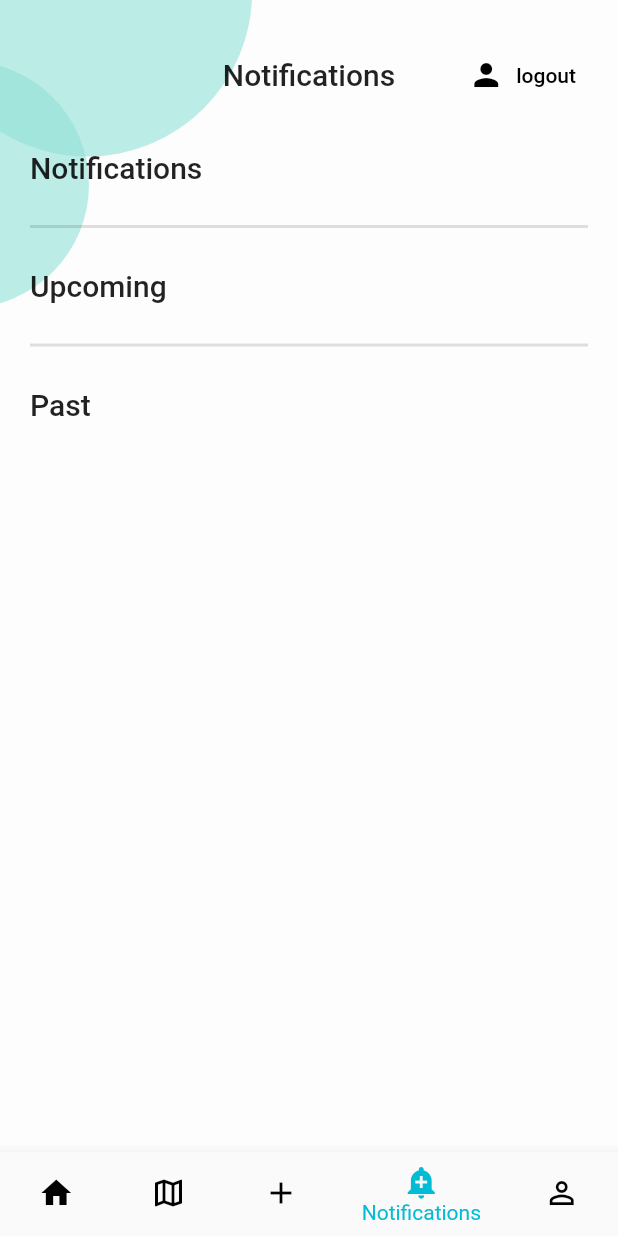
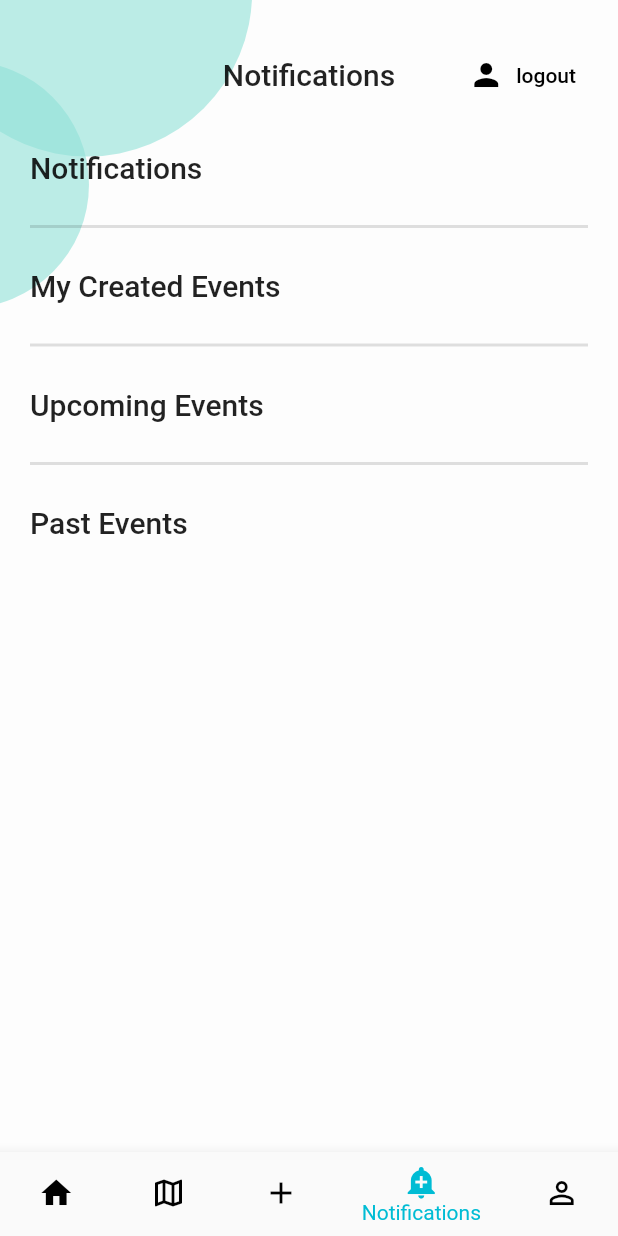
Before and after one commit to Superbestron/Orbital_2021_FriendZone, a Flutter app: the screen it shows once a user with an empty profile is signed in, swiped to page 4, on a phone screen of 412 x 824 dp. Run offline on Flutter 3.47's test engine with Material 2 defaults, Android fonts, the phone set to English and light mode, and no system bars; our stand-ins replace cloud_firestore, firebase_auth, firebase_core, firebase_storage, flutter_spinkit, flutter_svg and 5 more; accounts and stored records are empty; project files that could hold a hidden picture were left out.

Commit message:
App Update (#20)
* Fix Bugs

* Fix Bug that broke test case

```diff
--- a/lib/screens/create_event/create_event.dart
+++ b/lib/screens/create_event/create_event.dart
@@ -157,6 +157,9 @@ class _CreateEventState extends State<CreateEvent> {
                 padding: const EdgeInsets.all(8.0),
                 child: TextFormField(
                   decoration: textInputDecoration.copyWith(hintText: 'Telegram chat URL'),
+                  validator: (val) => val!.isNotEmpty && !val.startsWith('t.me/joinchat/')
+                    ? 'Link should start with t.me/joinchat/ or be blank'
+                    : null,
                   onChanged: (val) => setState(() { _telegramURL = val; }),
                 ),
               ),
@@ -248,6 +251,7 @@ class _CreateEventState extends State<CreateEvent> {
                         _name, _dateTime,
                         _pax, _description, _icon,
                       );
+                      _formKey.currentState!.reset();
                       ScaffoldMessenger.of(context).showSnackBar(
                         SnackBar(
                           backgroundColor: BACKGROUND_COLOR,
--- a/lib/screens/home/home.dart
+++ b/lib/screens/home/home.dart
@@ -57,7 +57,7 @@ class _HomeState extends State<Home> {
 
     return StreamProvider<List<Event>?>.value(
         initialData: null,
-        value: DatabaseService(uid: '').events,
+        value: DatabaseService.events,
         child: Stack(
             fit: StackFit.expand,
             children: <Widget> [
@@ -116,7 +116,7 @@ class _HomeState extends State<Home> {
                     ),
                     BottomNavigationBarItem(
                       icon: Icon(Icons.perm_identity),
-                      label: 'My Profile',
+                      label: 'Profile',
                     ),
                   ],
                 ),
--- a/lib/screens/notifications/notifications_page.dart
+++ b/lib/screens/notifications/notifications_page.dart
@@ -44,6 +44,10 @@ class _NotificationsWidgetState extends State<NotificationsWidget> {
 
     Iterable<Event> events = (Provider.of<List<Event>?>(context) ?? [])
         .where((event) => event.attendees.contains(user.uid));
+
+    List<Event> createdEvents = events
+        .where((event) => event.attendees[0] == user.uid)
+        .toList();
 
     List<Event> upcomingEvents = events
         .where((event) => event.dateTime.isAfter(DateTime.now()))
@@ -120,6 +124,39 @@ class _NotificationsWidgetState extends State<NotificationsWidget> {
             ),
           ),
 
+          // My Created Events
+          Align(
+            alignment: Alignment.centerLeft,
+            child: Padding(
+              padding: const EdgeInsets.only(left: 20.0),
+              child: RichText(
+                text: TextSpan(
+                  children: <TextSpan>[
+                    TextSpan(
+                      text: 'My Created Events',
+                      style: Theme.of(context).textTheme.headline6),
+                  ],
+                ),
+              ),
+            ),
+          ),
+          ListView.builder(
+            physics: NeverScrollableScrollPhysics(),
+            shrinkWrap: true,
+            itemCount: createdEvents.length,
+            itemBuilder: (context, index) {
+              return EventTile(event: createdEvents[index], isNotiPage: true);
+            },
+          ),
+          Padding(
+            padding: const EdgeInsets.symmetric(vertical: 20.0),
+            child: Divider(
+              thickness: 2.0,
+              indent: 20.0,
+              endIndent: 20.0,
+            ),
+          ),
+
           // Upcoming Events
           Align(
             alignment: Alignment.centerLeft,
@@ -129,7 +166,7 @@ class _NotificationsWidgetState extends State<NotificationsWidget> {
                 text: TextSpan(
                   children: <TextSpan>[
                     TextSpan(
-                        text: 'Upcoming',
+                        text: 'Upcoming Events',
                         style: Theme.of(context).textTheme.headline6),
                   ],
                 ),
@@ -162,7 +199,7 @@ class _NotificationsWidgetState extends State<NotificationsWidget> {
                 text: TextSpan(
                   children: <TextSpan>[
                     TextSpan(
-                        text: 'Past',
+                        text: 'Past Events',
                         style: Theme.of(context).textTheme.headline6),
                   ],
                 ),
--- a/lib/screens/profile/profile_widget.dart
+++ b/lib/screens/profile/profile_widget.dart
@@ -57,7 +57,7 @@ class ProfileWidget extends StatelessWidget {
         color: Colors.white,
         size: 20,
       ),
-    ),
+    )
   );
 
   Widget buildCircle({
--- a/lib/services/database.dart
+++ b/lib/services/database.dart
@@ -89,11 +89,12 @@ class DatabaseService {
     attendees.add(uid);
     updateEventData(location, telegramURL, name, dateTime, pax, description,
         icon, newDocID, attendees);
+    print("Creating Event...");
     return newDocID;
   }
 
   // Event list from snapshot
-  List<Event> _eventListFromSnapshot(QuerySnapshot snapshot) {
+  static List<Event> _eventListFromSnapshot(QuerySnapshot snapshot) {
     return snapshot.docs.map((doc) {
       return Event(
         location: doc.get('location'),
@@ -125,7 +126,7 @@ class DatabaseService {
   }
 
   // get events stream
-  Stream<List<Event>> get events {
+  static Stream<List<Event>> get events {
     return eventCollection.snapshots().map(_eventListFromSnapshot);
   }
 
```
Also changed, not shown: lib/screens/edit_event/edit_event.dart (+51 -3 lines), 5 other files.
